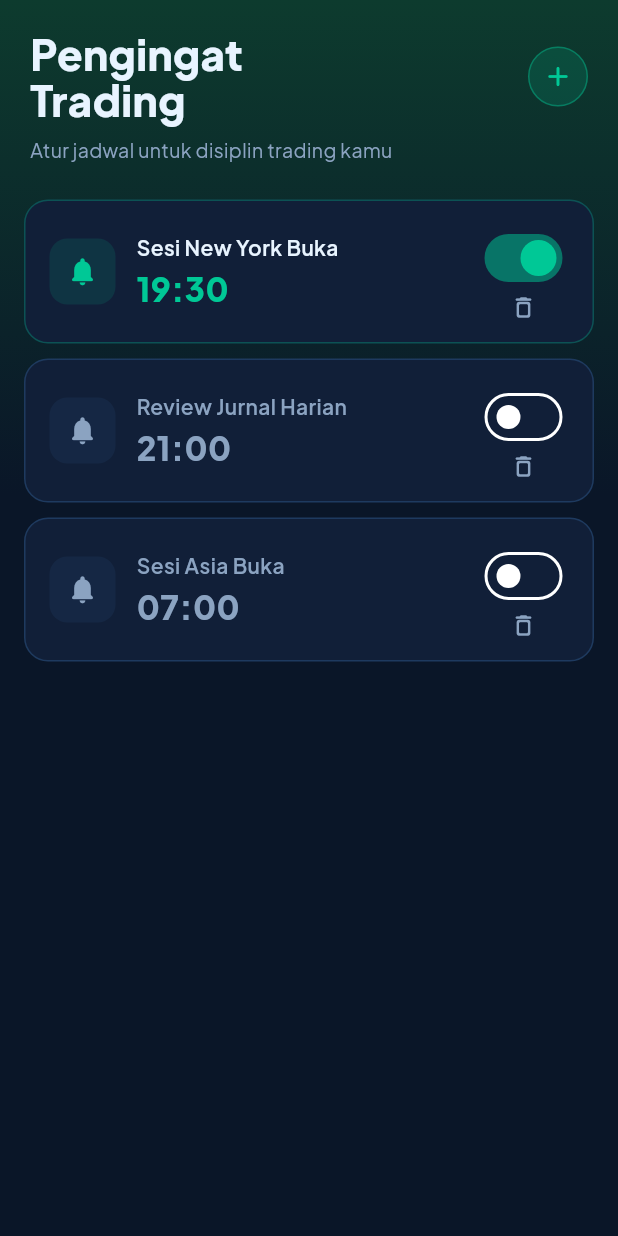
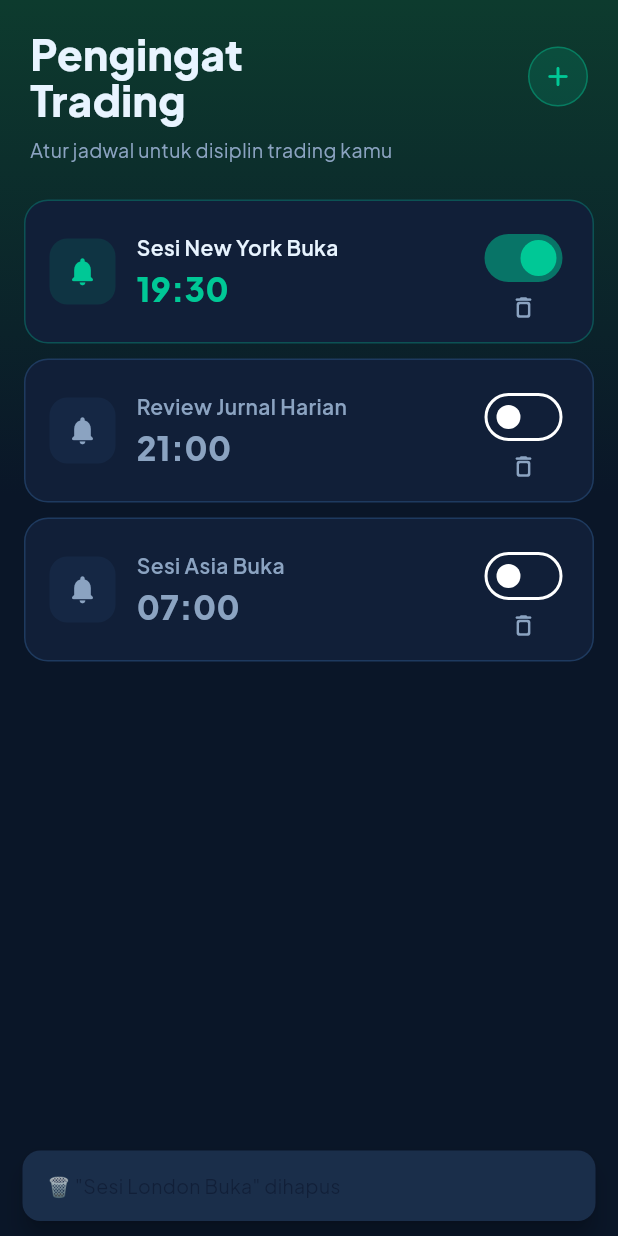
Before and after one commit to agungspn/jurnal_cuan, a Flutter app: the AlarmScreen widget shown alone on an empty page, opened directly, after a tap on the "delete outline" icon, on a phone screen of 412 x 824 dp. Run offline on Flutter 3.47's test engine with Material 3 defaults, Android fonts, the phone set to English and light mode, and no system bars; our stand-ins replace cloud_firestore, firebase_auth, firebase_core, flutter_local_notifications, google_fonts, image_picker and 3 more; accounts and stored records are empty.

Commit message:
fix alarm new

```diff
--- /dev/null
+++ b/lib/models/alarm_model.dart
@@ -0,0 +1,63 @@
+import 'dart:convert';
+import 'package:flutter/material.dart';
+
+class AlarmModel {
+  final int id;
+  final String title;
+  final int hour;
+  final int minute;
+  bool isEnabled;
+
+  AlarmModel({
+    required this.id,
+    required this.title,
+    required this.hour,
+    required this.minute,
+    this.isEnabled = true,
+  });
+
+  TimeOfDay get time => TimeOfDay(hour: hour, minute: minute);
+
+  /// Serialisasi ke Map untuk disimpan di SharedPreferences
+  Map<String, dynamic> toMap() {
+    return {
+      'id': id,
+      'title': title,
+      'hour': hour,
+      'minute': minute,
+      'isEnabled': isEnabled,
+    };
+  }
+
+  /// Deserialisasi dari Map
+  factory AlarmModel.fromMap(Map<String, dynamic> map) {
+    return AlarmModel(
+      id: map['id'] as int,
+      title: map['title'] as String,
+      hour: map['hour'] as int,
+      minute: map['minute'] as int,
+      isEnabled: map['isEnabled'] as bool,
+    );
+  }
+
+  String toJson() => jsonEncode(toMap());
+
+  factory AlarmModel.fromJson(String source) =>
+      AlarmModel.fromMap(jsonDecode(source) as Map<String, dynamic>);
+
+  AlarmModel copyWith({
+    int? id,
+    String? title,
+    int? hour,
+    int? minute,
+    bool? isEnabled,
+  }) {
+    return AlarmModel(
+      id: id ?? this.id,
+      title: title ?? this.title,
+      hour: hour ?? this.hour,
+      minute: minute ?? this.minute,
+      isEnabled: isEnabled ?? this.isEnabled,
+    );
+  }
+}
--- a/lib/screens/alarm_screen.dart
+++ b/lib/screens/alarm_screen.dart
@@ -1,6 +1,8 @@
 import 'package:flutter/material.dart';
 import 'package:google_fonts/google_fonts.dart';
 import '../utils/app_theme.dart';
+import '../models/alarm_model.dart';       // ✅ TAMBAHAN
+import '../services/alarm_service.dart';   // ✅ TAMBAHAN
 
 class AlarmScreen extends StatefulWidget {
   const AlarmScreen({super.key});
@@ -10,12 +12,31 @@ class AlarmScreen extends StatefulWidget {
 }
 
 class _AlarmScreenState extends State<AlarmScreen> {
-  final List<_AlarmItem> _alarms = [
-    _AlarmItem(label: 'Sesi London Buka', time: const TimeOfDay(hour: 14, minute: 0), active: true),
-    _AlarmItem(label: 'Sesi New York Buka', time: const TimeOfDay(hour: 19, minute: 30), active: true),
-    _AlarmItem(label: 'Review Jurnal Harian', time: const TimeOfDay(hour: 21, minute: 0), active: false),
-    _AlarmItem(label: 'Sesi Asia Buka', time: const TimeOfDay(hour: 7, minute: 0), active: false),
-  ];
+  final AlarmService _alarmService = AlarmService();
+  List<AlarmModel> _alarms = [];
+  bool _isLoading = true;
+
+  @override
+  void initState() {
+    super.initState();
+    _loadAlarms();
+  }
+
+  // ──────────────────────────────────────────────
+  // LOAD ALARM DARI STORAGE
+  // ──────────────────────────────────────────────
+
+  Future<void> _loadAlarms() async {
+    final alarms = await _alarmService.loadAlarms();
+    setState(() {
+      _alarms = alarms;
+      _isLoading = false;
+    });
+  }
+
+  // ──────────────────────────────────────────────
+  // TAMBAH ALARM
+  // ──────────────────────────────────────────────
 
   Future<void> _addAlarm() async {
     final labelCtrl = TextEditingController();
@@ -50,24 +71,20 @@ class _AlarmScreenState extends State<AlarmScreen> {
                 style: const TextStyle(color: AppTheme.textPrimary),
                 decoration: InputDecoration(
                   hintText: 'Nama pengingat (contoh: Sesi London)',
-                  hintStyle:
-                      const TextStyle(color: AppTheme.textSecondary),
+                  hintStyle: const TextStyle(color: AppTheme.textSecondary),
                   filled: true,
                   fillColor: AppTheme.surfaceDark,
                   border: OutlineInputBorder(
                     borderRadius: BorderRadius.circular(12),
-                    borderSide:
-                        const BorderSide(color: AppTheme.borderColor),
+                    borderSide: const BorderSide(color: AppTheme.borderColor),
                   ),
                   enabledBorder: OutlineInputBorder(
                     borderRadius: BorderRadius.circular(12),
-                    borderSide:
-                        const BorderSide(color: AppTheme.borderColor),
+                    borderSide: const BorderSide(color: AppTheme.borderColor),
                   ),
                   focusedBorder: OutlineInputBorder(
                     borderRadius: BorderRadius.circular(12),
-                    borderSide:
-                        const BorderSide(color: AppTheme.primaryGreen),
+                    borderSide: const BorderSide(color: AppTheme.primaryGreen),
                   ),
                 ),
               ),
@@ -118,16 +135,33 @@ class _AlarmScreenState extends State<AlarmScreen> {
               ),
               const SizedBox(height: 24),
               ElevatedButton(
-                onPressed: () {
+                onPressed: () async {
                   if (labelCtrl.text.isNotEmpty) {
-                    setState(() {
-                      _alarms.add(_AlarmItem(
-                        label: labelCtrl.text,
-                        time: selectedTime,
-                        active: true,
-                      ));
-                    });
-                    Navigator.pop(ctx);
+                    final newAlarm = AlarmModel(
+                      id: _alarmService.generateId(),
+                      title: labelCtrl.text.trim(),
+                      hour: selectedTime.hour,
+                      minute: selectedTime.minute,
+                      isEnabled: true,
+                    );
+
+                    // Schedule notifikasi
+                    await _alarmService.scheduleAlarm(newAlarm);
+
+                    // Simpan ke state & storage
+                    setState(() => _alarms.add(newAlarm));
+                    await _alarmService.saveAlarms(_alarms);
+
+                    if (ctx.mounted) Navigator.pop(ctx);
+
+                    // Feedback ke user
+                    if (mounted) {
+                      _showSnackbar(
+                        '✅ Pengingat "${newAlarm.title}" aktif — '
+                        '${newAlarm.hour.toString().padLeft(2, '0')}:'
+                        '${newAlarm.minute.toString().padLeft(2, '0')} setiap hari',
+                      );
+                    }
                   }
                 },
                 style: ElevatedButton.styleFrom(
@@ -150,6 +184,72 @@ class _AlarmScreenState extends State<AlarmScreen> {
     );
   }
 
+  // ──────────────────────────────────────────────
+  // TOGGLE ON/OFF
+  // ──────────────────────────────────────────────
+
+  Future<void> _toggleAlarm(int index, bool value) async {
+    final alarm = _alarms[index];
+    final updated = alarm.copyWith(isEnabled: value);
+
+    setState(() => _alarms[index] = updated);
+
+    if (value) {
+      // Aktifkan — jadwalkan notifikasi
+      await _alarmService.scheduleAlarm(updated);
+      _showSnackbar(
+        '🔔 "${updated.title}" diaktifkan — '
+        '${updated.hour.toString().padLeft(2, '0')}:'
+        '${updated.minute.toString().padLeft(2, '0')} setiap hari',
+      );
+    } else {
+      // Nonaktifkan — batalkan notifikasi
+      await _alarmService.cancelAlarm(updated.id);
+      _showSnackbar('🔕 "${updated.title}" dinonaktifkan');
+    }
+
+    await _alarmService.saveAlarms(_alarms);
+  }
+
+  // ──────────────────────────────────────────────
+  // HAPUS ALARM
+  // ──────────────────────────────────────────────
+
+  Future<void> _deleteAlarm(int index) async {
+    final alarm = _alarms[index];
+
+    // Batalkan notifikasi terlebih dahulu
+    await _alarmService.cancelAlarm(alarm.id);
+
+    setState(() => _alarms.removeAt(index));
+    await _alarmService.saveAlarms(_alarms);
+
+    _showSnackbar('🗑️ "${alarm.title}" dihapus');
+  }
+
+  // ──────────────────────────────────────────────
+  // HELPER UI
+  // ──────────────────────────────────────────────
+
+  void _showSnackbar(String message) {
+    ScaffoldMessenger.of(context).showSnackBar(
+      SnackBar(
+        content: Text(
+          message,
+          style: GoogleFonts.plusJakartaSans(fontSize: 13),
+        ),
+        backgroundColor: AppTheme.cardDark,
+        behavior: SnackBarBehavior.floating,
+        shape: RoundedRectangleBorder(borderRadius: BorderRadius.circular(12)),
+        duration: const Duration(seconds: 3),
+      ),
+    );
+  }
+
+  // ──────────────────────────────────────────────
+  // BUILD — SAMA PERSIS DENGAN UI LAMA
+  // ──────────────────────────────────────────────
+
   @override
   Widget build(BuildContext context) {
     return Container(
@@ -164,7 +264,7 @@ class _AlarmScreenState extends State<AlarmScreen> {
         child: Column(
           crossAxisAlignment: CrossAxisAlignment.start,
           children: [
-            // Header
+            // Header — tidak diubah
             Padding(
               padding: const EdgeInsets.fromLTRB(20, 20, 20, 0),
               child: Row(
@@ -213,7 +313,13 @@ class _AlarmScreenState extends State<AlarmScreen> {
             const SizedBox(height: 24),
 
             Expanded(
-              child: _alarms.isEmpty
+              child: _isLoading
+                  ? const Center(
+                      child: CircularProgressIndicator(
+                        color: AppTheme.primaryGreen,
+                      ),
+                    )
+                  : _alarms.isEmpty
                       ? Center(
                           child: Column(
                             mainAxisAlignment: MainAxisAlignment.center,
@@ -237,10 +343,8 @@ class _AlarmScreenState extends State<AlarmScreen> {
                           itemCount: _alarms.length,
                           itemBuilder: (_, i) => _AlarmCard(
                             alarm: _alarms[i],
-                        onToggle: (val) =>
-                            setState(() => _alarms[i].active = val),
-                        onDelete: () =>
-                            setState(() => _alarms.removeAt(i)),
+                            onToggle: (val) => _toggleAlarm(i, val),
+                            onDelete: () => _deleteAlarm(i),
                           ),
                         ),
             ),
@@ -251,28 +355,23 @@ class _AlarmScreenState extends State<AlarmScreen> {
   }
 }
 
-class _AlarmItem {
-  String label;
-  TimeOfDay time;
-  bool active;
-  _AlarmItem(
-      {required this.label, required this.time, required this.active});
-}
+// ──────────────────────────────────────────────────────────────────────────────
+// _AlarmCard — Tidak ada perubahan visual, hanya tipe data diganti ke AlarmModel
+// ──────────────────────────────────────────────────────────────────────────────
 
 class _AlarmCard extends StatelessWidget {
-  final _AlarmItem alarm;
+  final AlarmModel alarm;
   final ValueChanged<bool> onToggle;
   final VoidCallback onDelete;
 
-  const _AlarmCard(
-      {required this.alarm,
+  const _AlarmCard({
+    required this.alarm,
     required this.onToggle,
-      required this.onDelete});
+    required this.onDelete,
+  });
 
-  String _formatTime(TimeOfDay t) {
-    final h = t.hour.toString().padLeft(2, '0');
-    final m = t.minute.toString().padLeft(2, '0');
-    return '$h:$m';
+  String _formatTime(int hour, int minute) {
+    return '${hour.toString().padLeft(2, '0')}:${minute.toString().padLeft(2, '0')}';
   }
 
   @override
@@ -284,7 +383,7 @@ class _AlarmCard extends StatelessWidget {
         color: AppTheme.surfaceDark,
         borderRadius: BorderRadius.circular(16),
         border: Border.all(
-          color: alarm.active
+          color: alarm.isEnabled
               ? AppTheme.primaryGreen.withOpacity(0.3)
               : AppTheme.borderColor,
         ),
@@ -295,14 +394,14 @@ class _AlarmCard extends StatelessWidget {
             width: 44,
             height: 44,
             decoration: BoxDecoration(
-              color: alarm.active
+              color: alarm.isEnabled
                   ? AppTheme.primaryGreen.withOpacity(0.12)
                   : AppTheme.borderColor.withOpacity(0.3),
               borderRadius: BorderRadius.circular(12),
             ),
             child: Icon(
               Icons.notifications_rounded,
-              color: alarm.active
+              color: alarm.isEnabled
                   ? AppTheme.primaryGreen
                   : AppTheme.textSecondary,
               size: 22,
@@ -314,22 +413,22 @@ class _AlarmCard extends StatelessWidget {
               crossAxisAlignment: CrossAxisAlignment.start,
               children: [
                 Text(
-                  alarm.label,
+                  alarm.title,
                   style: GoogleFonts.plusJakartaSans(
                     fontSize: 14,
                     fontWeight: FontWeight.w600,
-                    color: alarm.active
+                    color: alarm.isEnabled
                         ? AppTheme.textPrimary
                         : AppTheme.textSecondary,
                   ),
                 ),
                 const SizedBox(height: 2),
                 Text(
-                  _formatTime(alarm.time),
+                  _formatTime(alarm.hour, alarm.minute),
                   style: GoogleFonts.plusJakartaSans(
                     fontSize: 22,
                     fontWeight: FontWeight.w800,
-                    color: alarm.active
+                    color: alarm.isEnabled
                         ? AppTheme.primaryGreen
                         : AppTheme.textSecondary,
                   ),
@@ -340,7 +439,7 @@ class _AlarmCard extends StatelessWidget {
           Column(
             children: [
               Switch(
-                value: alarm.active,
+                value: alarm.isEnabled,
                 onChanged: onToggle,
                 activeColor: AppTheme.primaryGreen,
               ),
--- /dev/null
+++ b/lib/services/alarm_service.dart
@@ -0,0 +1,212 @@
+import 'package:flutter/material.dart';
+import 'package:flutter_local_notifications/flutter_local_notifications.dart';
+import 'package:shared_preferences/shared_preferences.dart';
+import 'package:timezone/timezone.dart' as tz;
+import 'package:timezone/data/latest_all.dart' as tzdata;
+import '../models/alarm_model.dart';
+
+class AlarmService {
+  static final AlarmService _instance = AlarmService._internal();
+
+  factory AlarmService() => _instance;
+  AlarmService._internal();
+
+  static const String _prefsKey = 'jurnal_cuan_alarms';
+
+  final FlutterLocalNotificationsPlugin _notificationsPlugin =
+      FlutterLocalNotificationsPlugin();
+
+  bool _initialized = false;
+
+  // ──────────────────────────────────────────────
+  // INISIALISASI
+  // ──────────────────────────────────────────────
+
+  Future<void> init() async {
+    if (_initialized) return;
+
+    // Inisialisasi timezone
+    tzdata.initializeTimeZones();
+    tz.setLocalLocation(tz.getLocation('Asia/Jakarta'));
+
+    // Konfigurasi Android
+    const AndroidInitializationSettings androidSettings =
+        AndroidInitializationSettings('@mipmap/launcher_icon');
+
+    const InitializationSettings initSettings = InitializationSettings(
+      android: androidSettings,
+    );
+
+    await _notificationsPlugin.initialize(
+      initSettings,
+      onDidReceiveNotificationResponse: _onNotificationResponse,
+    );
+
+    // Minta izin notifikasi (Android 13+)
+    await _notificationsPlugin
+        .resolvePlatformSpecificImplementation<
+            AndroidFlutterLocalNotificationsPlugin>()
+        ?.requestNotificationsPermission();
+
+    _initialized = true;
+  }
+
+  void _onNotificationResponse(NotificationResponse response) {
+    debugPrint('Notifikasi di-tap: ${response.payload}');
+  }
+
+  // ──────────────────────────────────────────────
+  // SCHEDULE NOTIFICATION (HARIAN BERULANG)
+  // ──────────────────────────────────────────────
+
+  Future<void> scheduleAlarm(AlarmModel alarm) async {
+    if (!alarm.isEnabled) return;
+
+    final tz.TZDateTime scheduledTime = _nextInstanceOfTime(
+      alarm.hour,
+      alarm.minute,
+    );
+
+    // ✅ Gunakan 'final' bukan 'const' karena ada nilai dinamis (alarm.title)
+    final AndroidNotificationDetails androidDetails =
+        AndroidNotificationDetails(
+      'trading_alarm_channel',
+      'Pengingat Trading',
+      channelDescription: 'Notifikasi pengingat sesi trading harian',
+      importance: Importance.max,
+      priority: Priority.high,
+      icon: '@mipmap/launcher_icon',
+      playSound: true,
+      enableVibration: true,
+      styleInformation: BigTextStyleInformation(
+        'Saatnya melakukan review jurnal trading.',
+        htmlFormatBigText: false,
+        contentTitle: '🔔 ${alarm.title}',
+        htmlFormatContentTitle: false,
+      ),
+    );
+
+    final NotificationDetails notificationDetails = NotificationDetails(
+      android: androidDetails,
+    );
+
+    await _notificationsPlugin.zonedSchedule(
+      alarm.id,
+      '🔔 ${alarm.title}',
+      'Saatnya melakukan review jurnal trading.',
+      scheduledTime,
+      notificationDetails,
+      uiLocalNotificationDateInterpretation:
+      UILocalNotificationDateInterpretation.absoluteTime,
+      androidScheduleMode: AndroidScheduleMode.exactAllowWhileIdle,
+      matchDateTimeComponents: DateTimeComponents.time,
+      payload: alarm.id.toString(),
+    );
+
+    debugPrint(
+      'Alarm dijadwalkan: ${alarm.title} → '
+      '${alarm.hour.toString().padLeft(2, '0')}:'
+      '${alarm.minute.toString().padLeft(2, '0')} setiap hari',
+    );
+  }
+
+  /// Hitung waktu berikutnya dari jam & menit yang diberikan
+  tz.TZDateTime _nextInstanceOfTime(int hour, int minute) {
+    final tz.TZDateTime now = tz.TZDateTime.now(tz.local);
+    tz.TZDateTime scheduled = tz.TZDateTime(
+      tz.local,
+      now.year,
+      now.month,
+      now.day,
+      hour,
+      minute,
+    );
+    // Jika waktu sudah lewat hari ini, jadwalkan besok
+    if (scheduled.isBefore(now)) {
+      scheduled = scheduled.add(const Duration(days: 1));
+    }
+    return scheduled;
+  }
+
+  // ──────────────────────────────────────────────
+  // CANCEL NOTIFICATION
+  // ──────────────────────────────────────────────
+
+  Future<void> cancelAlarm(int id) async {
+    await _notificationsPlugin.cancel(id);
+    debugPrint('Alarm dibatalkan: id=$id');
+  }
+
+  Future<void> cancelAllAlarms() async {
+    await _notificationsPlugin.cancelAll();
+    debugPrint('Semua alarm dibatalkan');
+  }
+
+  // ──────────────────────────────────────────────
+  // SHARED PREFERENCES — SIMPAN & MUAT ALARM
+  // ──────────────────────────────────────────────
+
+  Future<void> saveAlarms(List<AlarmModel> alarms) async {
+    final prefs = await SharedPreferences.getInstance();
+    final encoded = alarms.map((a) => a.toJson()).toList();
+    await prefs.setStringList(_prefsKey, encoded);
+  }
+
+  Future<List<AlarmModel>> loadAlarms() async {
+    final prefs = await SharedPreferences.getInstance();
+    final raw = prefs.getStringList(_prefsKey);
+    if (raw == null || raw.isEmpty) return _defaultAlarms();
+    return raw.map((s) => AlarmModel.fromJson(s)).toList();
+  }
+
+  /// Alarm default saat pertama kali buka
+  List<AlarmModel> _defaultAlarms() {
+    return [
+      AlarmModel(
+        id: 1,
+        title: 'Sesi London Buka',
+        hour: 14,
+        minute: 0,
+        isEnabled: true,
+      ),
+      AlarmModel(
+        id: 2,
+        title: 'Sesi New York Buka',
+        hour: 19,
+        minute: 30,
+        isEnabled: true,
+      ),
+      AlarmModel(
+        id: 3,
+        title: 'Review Jurnal Harian',
+        hour: 21,
+        minute: 0,
+        isEnabled: false,
+      ),
+      AlarmModel(
+        id: 4,
+        title: 'Sesi Asia Buka',
+        hour: 7,
+        minute: 0,
+        isEnabled: false,
+      ),
+    ];
+  }
+
+  // ──────────────────────────────────────────────
+  // HELPER — Generate ID unik berdasarkan timestamp
+  // ──────────────────────────────────────────────
+
+  int generateId() {
+    return DateTime.now().millisecondsSinceEpoch % 100000;
+  }
+
+  /// Re-schedule semua alarm aktif saat app restart
+  Future<void> rescheduleActiveAlarms(List<AlarmModel> alarms) async {
+    for (final alarm in alarms) {
+      if (alarm.isEnabled) {
+        await scheduleAlarm(alarm);
+      }
+    }
+  }
+}
--- a/pubspec.yaml
+++ b/pubspec.yaml
@@ -25,6 +25,8 @@ dependencies:
   flutter_animate: ^4.5.0
   lottie: ^3.1.0
   webview_flutter: ^4.7.0
+  flutter_local_notifications: ^17.2.2
+  timezone: ^0.9.4
 
 dev_dependencies:
   flutter_test:
```
Also changed, not shown: lib/main.dart (+13 -0 lines), pubspec.lock, 1 other file. Lines whose indentation alone changed are shown as unchanged.
